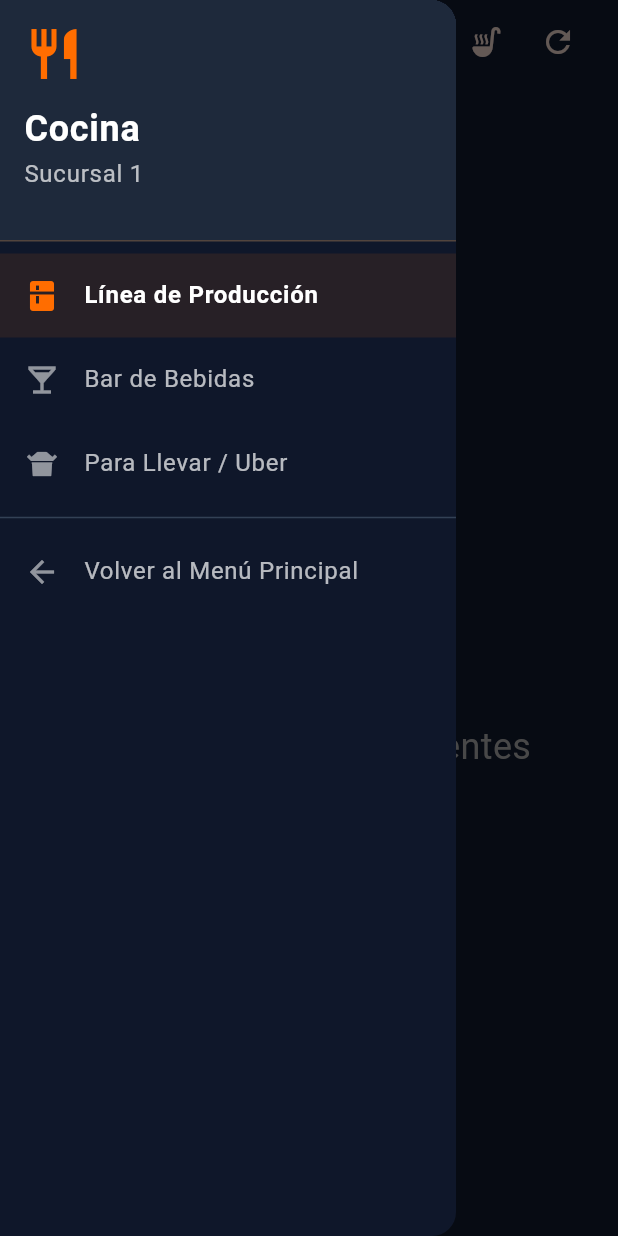
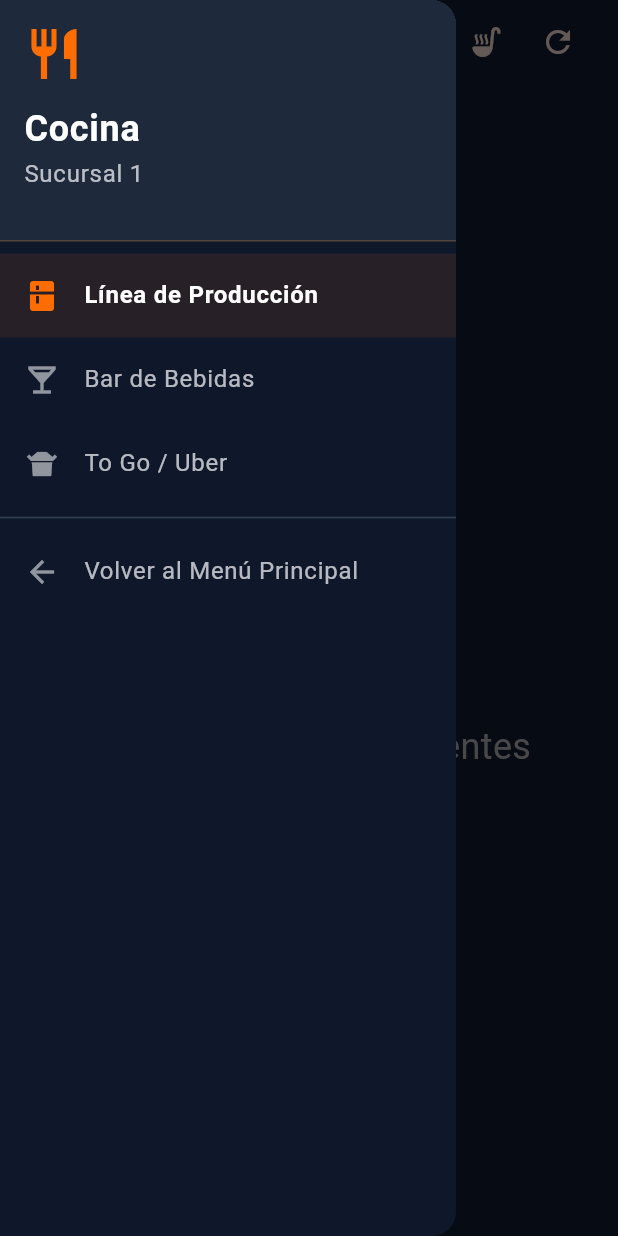
Before and after one commit to gorditasmh2020rigoberto/restaurant, a Flutter app: the KitchenView screen opened by its route, with the side drawer open, on a phone screen of 412 x 824 dp. Run offline on Flutter 3.47's test engine with Material 3 defaults, Android fonts, the phone set to English and light mode, and no system bars; our stand-ins replace audioplayers, image_picker, pdf, printing, qr_flutter, shared_preferences and 1 more; missing offline and left inert: dart:html, dart:js, dart:js_interop, dart:ui_web; accounts and stored records are empty; key blocks and very long unbroken strings in the code were emptied for the run.

Commit message:
feat: renombrar "Para llevar" a "To Go" en toda la UI y datos
Cambia todas las apariciones visibles de "Para Llevar/llevar" (en vistas,
widgets, archivos seed y SQL) a "To Go". Se respetan:
- La clave interna 'para_llevar' (sin cambios).
- Los verbos "para llevarlas/llevarlos a la mesa" en comandas_view.
- El regex de búsqueda en update_categorias.dart.

Agrega migración SQL para actualizar descripciones y nombres en la BD
existente: supabase/migrations/20260528000000_rename_para_llevar_to_to_go.sql

Co-Authored-By: Claude Opus 4.7 <noreply@anthropic.com>

```diff
--- a/add_litros_para_llevar.dart
+++ b/add_litros_para_llevar.dart
@@ -17,7 +17,7 @@ void main() async {
   final nuevos = [
     {
       'name': '1 Litro Arroz',
-      'description': 'Para llevar',
+      'description': 'To Go',
       'price': 60,
       'cost': 0,
       'category': 'para_llevar',
@@ -28,7 +28,7 @@ void main() async {
     },
     {
       'name': '1 Litro Frijoles',
-      'description': 'Para llevar',
+      'description': 'To Go',
       'price': 60,
       'cost': 0,
       'category': 'para_llevar',
--- a/lib/views/access_management_view.dart
+++ b/lib/views/access_management_view.dart
@@ -220,7 +220,7 @@ class _AccessManagementViewState extends State<AccessManagementView> {
               // Línea de Producción + Cocina
               _pinRow(
                 icon: Icons.soup_kitchen,
-                label: 'Línea de Producción / Cocina Para Llevar',
+                label: 'Línea de Producción / Cocina To Go',
                 controller: _kitchenPinController,
                 onSave: () => _savePin('kitchen_pin', _kitchenPinController.text),
               ),
--- a/lib/views/admin_view.dart
+++ b/lib/views/admin_view.dart
@@ -281,7 +281,7 @@ class _AdminViewState extends State<AdminView> {
                         SwitchListTile(
                           value: Globals.splitKitchenMode,
                           title: const Text('Cocina Especializada', style: TextStyle(color: Colors.white, fontSize: 13)),
-                          subtitle: const Text('Separa pedidos Para Llevar', style: TextStyle(color: Color(0xFF94A3B8), fontSize: 11)),
+                          subtitle: const Text('Separa pedidos To Go', style: TextStyle(color: Color(0xFF94A3B8), fontSize: 11)),
                           dense: true,
                           contentPadding: EdgeInsets.zero,
                           onChanged: (val) async {
@@ -494,7 +494,7 @@ class _AdminViewState extends State<AdminView> {
                                     child: Column(
                                       crossAxisAlignment: CrossAxisAlignment.start,
                                       children: [
-                                        const Text('Órdenes Para Llevar / Delivery Activas', style: TextStyle(color: Colors.white70, fontWeight: FontWeight.bold)),
+                                        const Text('Órdenes To Go / Delivery Activas', style: TextStyle(color: Colors.white70, fontWeight: FontWeight.bold)),
                                         const SizedBox(height: 8),
                                         SizedBox(
                                           height: 130,
@@ -506,7 +506,7 @@ class _AdminViewState extends State<AdminView> {
                                               final order = nonTableOrders[index];
                                               final isSelected = _selectedOrderId == order['id'];
                                               final orderType = order['order_type'];
-                                              final orderTypeStr = orderType == 'takeout' ? 'Para Llevar' : 'Delivery';
+                                              final orderTypeStr = orderType == 'takeout' ? 'To Go' : 'Delivery';
 
                                                String? waiterName;
                                                if (order['waiter_id'] != null) {
@@ -1954,7 +1954,7 @@ class _TableDetailPanelState extends State<_TableDetailPanel> {
         final panelTitle = widget.tableId != null
             ? 'Mesa ${widget.tableNumber}'
             : (orders.isNotEmpty
-                ? (orders.first['order_type'] == 'takeout' ? 'Para Llevar' : 'Delivery')
+                ? (orders.first['order_type'] == 'takeout' ? 'To Go' : 'Delivery')
                 : 'Orden');
 
         if (orders.isEmpty) {
@@ -2017,7 +2017,7 @@ class _TableDetailPanelState extends State<_TableDetailPanel> {
                           border: Border.all(color: (orderType == 'takeout' ? Colors.orangeAccent : Colors.purpleAccent).withValues(alpha: 0.5)),
                         ),
                         child: Text(
-                          orderType == 'takeout' ? 'PEDIDO PARA LLEVAR' : 'ENTREGA A DOMICILIO',
+                          orderType == 'takeout' ? 'PEDIDO TO GO' : 'ENTREGA A DOMICILIO',
                           style: TextStyle(
                             color: orderType == 'takeout' ? Colors.orangeAccent : Colors.purpleAccent,
                             fontSize: 12,
--- a/lib/views/client_checkout_view.dart
+++ b/lib/views/client_checkout_view.dart
@@ -284,7 +284,7 @@ class _ClientCheckoutViewState extends State<ClientCheckoutView> {
                 ? 'Tu orden para la mesa ${widget.tableNumber} ha sido enviada a producción.\n\nMétodo de pago: $_paymentMethod.'
                 : widget.orderType == 'delivery'
                   ? 'Tu pedido a domicilio está en camino de preparación.\n\nTotal a pagar (con envío): \$${finalTotal.toStringAsFixed(2)}.'
-                  : 'Tu pedido para llevar está en producción.\n\nMétodo de pago: $_paymentMethod.\nTotal a pagar: \$${finalTotal.toStringAsFixed(2)}',
+                  : 'Tu pedido To Go está en producción.\n\nMétodo de pago: $_paymentMethod.\nTotal a pagar: \$${finalTotal.toStringAsFixed(2)}',
               style: const TextStyle(fontSize: 16),
             ),
             actions: [
--- a/lib/views/client_home_view.dart
+++ b/lib/views/client_home_view.dart
@@ -203,7 +203,7 @@ class _ClientHomeViewState extends State<ClientHomeView> {
                     shape: RoundedRectangleBorder(
                         borderRadius: BorderRadius.circular(16)),
                   ),
-                  child: const Text('Pedido Para Llevar',
+                  child: const Text('Pedido To Go',
                       style: TextStyle(
                           fontSize: 18, fontWeight: FontWeight.bold)),
                 ),
--- a/lib/views/comandas_view.dart
+++ b/lib/views/comandas_view.dart
@@ -1002,7 +1002,7 @@ class _ComandasViewState extends State<ComandasView> {
     if (_selectedOrderType == 'dine_in' && _selectedTableNumber != null) {
       titleStr = isPhone ? 'Mesa $_selectedTableNumber' : 'Comandas - Mesa $_selectedTableNumber';
     } else if (_selectedOrderType != 'dine_in') {
-      final typeLabel = _selectedOrderType == 'takeout' ? 'Para Llevar' : 'Delivery';
+      final typeLabel = _selectedOrderType == 'takeout' ? 'To Go' : 'Delivery';
       titleStr = isPhone
           ? '$typeLabel (${_customerName ?? ""})'
           : 'Comandas - $typeLabel (${_customerName ?? ""})';
--- a/lib/views/kitchen_view.dart
+++ b/lib/views/kitchen_view.dart
@@ -197,7 +197,7 @@ class _KitchenViewState extends State<KitchenView> {
         title: Column(
           crossAxisAlignment: CrossAxisAlignment.start,
           children: [
-            Text(widget.isDrinksOnly ? 'Bar de Bebidas' : (widget.isTakeoutOnly ? 'Cocina Para Llevar' : 'Línea de Producción'),
+            Text(widget.isDrinksOnly ? 'Bar de Bebidas' : (widget.isTakeoutOnly ? 'Cocina To Go' : 'Línea de Producción'),
                  style: TextStyle(fontWeight: FontWeight.bold, fontSize: isMobile ? 18 : 22)),
             Text('Sucursal: ${Globals.currentBranch}', style: const TextStyle(fontSize: 12, color: Color(0xFF94A3B8))),
           ],
@@ -251,7 +251,7 @@ class _KitchenViewState extends State<KitchenView> {
                 }
 
                 if (widget.isTakeoutOnly) {
-                  // Vista especializada: Solo Para Llevar / Delivery
+                  // Vista especializada: Solo To Go / Delivery
                   return isPending && isBranch && (type == 'takeout' || type == 'delivery');
                 } else {
                   // Línea de Producción:
@@ -259,7 +259,7 @@ class _KitchenViewState extends State<KitchenView> {
                     // Modo Dividido: Solo Comensales (Mesa)
                     return isPending && isBranch && type == 'dine_in';
                   } else {
-                    // Modo Unificado: TODO (Para Llevar y Dine-In)
+                    // Modo Unificado: TODO (To Go y Dine-In)
                     return isPending && isBranch;
                   }
                 }
@@ -317,7 +317,7 @@ class _KitchenViewState extends State<KitchenView> {
                 const Icon(Icons.restaurant, color: Color(0xFFFF6D00), size: 40),
                 const SizedBox(height: 12),
                 Text(
-                  widget.isDrinksOnly ? 'Bar' : (widget.isTakeoutOnly ? 'Para Llevar' : 'Cocina'),
+                  widget.isDrinksOnly ? 'Bar' : (widget.isTakeoutOnly ? 'To Go' : 'Cocina'),
                   style: const TextStyle(color: Colors.white, fontSize: 24, fontWeight: FontWeight.bold),
                 ),
                 Text(Globals.currentBranch, style: const TextStyle(color: Colors.white70)),
@@ -326,7 +326,7 @@ class _KitchenViewState extends State<KitchenView> {
           ),
           _sidebarItem(context, Icons.kitchen, 'Línea de Producción', widget.isDrinksOnly == false && widget.isTakeoutOnly == false),
           _sidebarItem(context, Icons.local_bar, 'Bar de Bebidas', widget.isDrinksOnly),
-          _sidebarItem(context, Icons.takeout_dining, 'Para Llevar / Uber', widget.isTakeoutOnly),
+          _sidebarItem(context, Icons.takeout_dining, 'To Go / Uber', widget.isTakeoutOnly),
           const Divider(color: Color(0xFF334155)),
           ListTile(
             leading: const Icon(Icons.arrow_back, color: Colors.white54),
@@ -453,7 +453,7 @@ class _OrderTicketState extends State<_OrderTicket> {
     } else {
       if (mounted) {
         setState(() {
-          _orderTypeStr = orderType == 'takeout' ? 'Para Llevar' : 'Delivery';
+          _orderTypeStr = orderType == 'takeout' ? 'To Go' : 'Delivery';
         });
       }
     }
--- a/lib/views/reports_view.dart
+++ b/lib/views/reports_view.dart
@@ -234,7 +234,7 @@ class _ReportsViewState extends State<ReportsView> {
       ).toLocal().toString().split('.').first;
       final tipo = o['order_type'] == 'dine_in'
           ? 'Local'
-          : (o['order_type'] == 'takeout' ? 'Para Llevar' : 'Delivery');
+          : (o['order_type'] == 'takeout' ? 'To Go' : 'Delivery');
       final mesaStr = o['restaurant_tables']?['table_number'] != null
           ? 'Mesa ${o['restaurant_tables']['table_number']}'
           : (o['customer_name'] ?? 'Cliente');
@@ -301,7 +301,7 @@ class _ReportsViewState extends State<ReportsView> {
                   final tipo = o['order_type'] == 'dine_in'
                       ? 'Local'
                       : (o['order_type'] == 'takeout'
-                            ? 'Para Llevar'
+                            ? 'To Go'
                             : 'Delivery');
                   final mesaStr =
                       o['restaurant_tables']?['table_number'] != null
--- a/lib/views/role_selection_view.dart
+++ b/lib/views/role_selection_view.dart
@@ -353,7 +353,7 @@ class _RoleSelectionViewState extends State<RoleSelectionView> {
                   const SizedBox(height: 32),
                   _RoleCard(
                     title: 'Cliente / Menú Digital',
-                    subtitle: 'Escanear QR o para llevar',
+                    subtitle: 'Escanear QR o To Go',
                     icon: Icons.qr_code_2,
                     onTap: () => Navigator.push(context, MaterialPageRoute(builder: (context) => const ClientHomeView())),
                   ),
@@ -392,8 +392,8 @@ class _RoleSelectionViewState extends State<RoleSelectionView> {
                   ),
                   const SizedBox(height: 16),
                   _RoleCard(
-                    title: 'Cocina Para Llevar',
-                    subtitle: 'Solo pedidos para llevar/delivery',
+                    title: 'Cocina To Go',
+                    subtitle: 'Solo pedidos To Go/delivery',
                     icon: Icons.delivery_dining,
                     onTap: () {
                       _requirePin(context, () {
--- a/lib/widgets/order_summary.dart
+++ b/lib/widgets/order_summary.dart
@@ -754,7 +754,7 @@ class _OrderSummaryWidgetState extends State<OrderSummaryWidget> {
             content: Text(
               widget.orderType == 'dine_in'
                   ? 'La comanda para la mesa ${widget.tableNumber} se envió a producción.'
-                  : 'La comanda para ${widget.customerName ?? 'Cliente'} (${widget.orderType == 'takeout' ? 'Para LLevar' : 'Delivery'}) se envió a producción.',
+                  : 'La comanda para ${widget.customerName ?? 'Cliente'} (${widget.orderType == 'takeout' ? 'To Go' : 'Delivery'}) se envió a producción.',
             ),
             actions: [
               TextButton(
--- a/seed_menu.dart
+++ b/seed_menu.dart
@@ -56,7 +56,7 @@ void main() async {
     {'name': 'Choco (600 ml)', 'price': 40, 'category': 'drink'},
     {'name': 'Té', 'price': 35, 'category': 'drink'},
 
-    // PARA LLEVAR
+    // TO GO
     {'name': '1/2 litro Guisado con carne', 'price': 120, 'category': 'mainCourse'},
     {'name': '1/2 litro Guisado sin carne', 'price': 80, 'category': 'mainCourse'},
     {'name': '1/2 litro Arroz o Frijoles', 'price': 40, 'category': 'mainCourse'},
--- a/update_categorias.dart
+++ b/update_categorias.dart
@@ -13,7 +13,7 @@ void main() async {
     // Bebidas (primero, por palabras como "Café", "Jugo", "Agua", etc.)
     {'pattern': r'^(Café|Jugo|Agua|Refresco|Vaso de Leche|Choco|Té)', 'category': 'bebidas'},
 
-    // Para llevar
+    // To Go
     {'pattern': r'(Para llevar|½ Litro|¼ Litro|1/2 [Ll]itro|1/4 [Ll]itro)', 'category': 'para_llevar'},
 
     // Extras
```
Also changed, not shown: seed_menu_2026.dart (+6 -6 lines), 3 other files.
